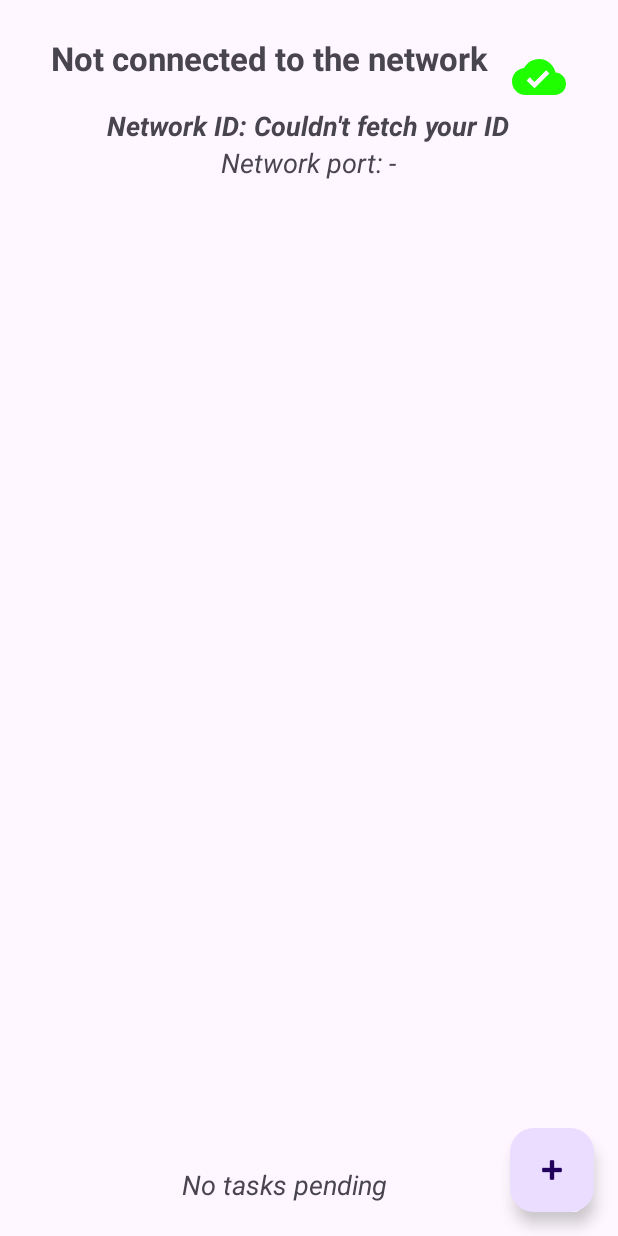
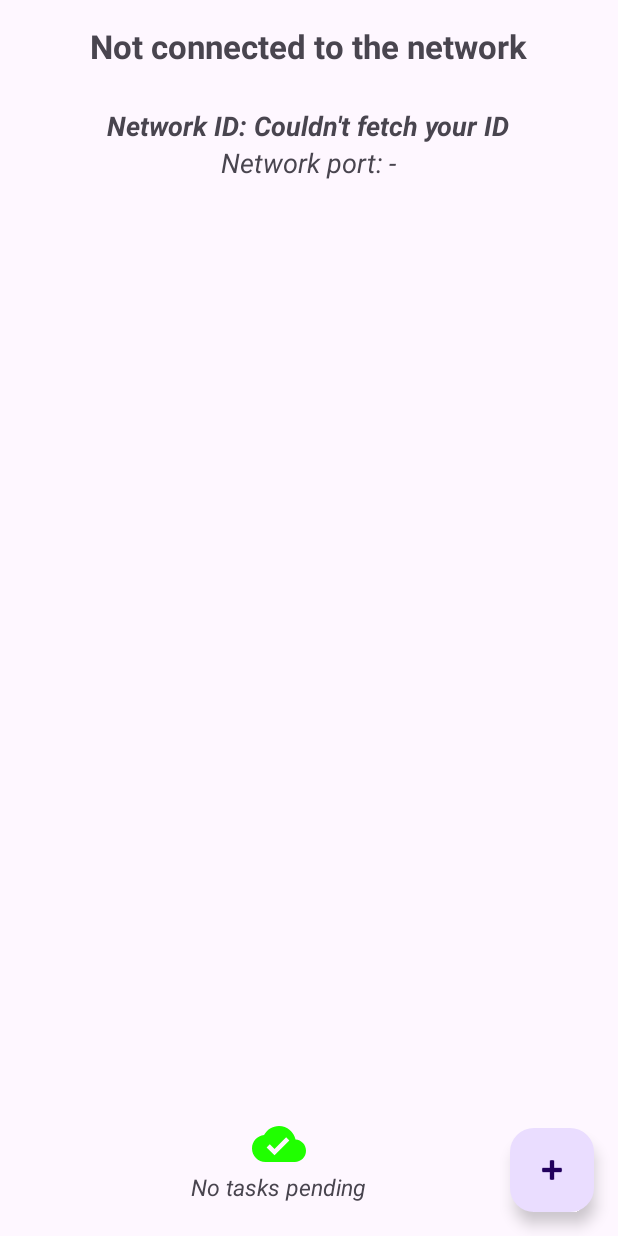
Before and after one commit to 4rius/APP_PSI, an Android app: the layout activity_main.xml on its own in the app's theme, with its tools: preview values and no code run, on a phone screen of 412 x 824 dp. Run offline under Robolectric (Android 15) with nearby library versions, the phone set to English and light mode, and no system bars.

Commit message:
tasks improved

```diff
--- a/app/src/main/res/layout/activity_main.xml
+++ b/app/src/main/res/layout/activity_main.xml
@@ -22,11 +22,6 @@
             app:layout_behavior="com.google.android.material.appbar.AppBarLayout$ScrollingViewBehavior">
 
 
-        <LinearLayout
-            android:layout_width="match_parent"
-            android:layout_height="wrap_content"
-            android:orientation="horizontal"
-            android:gravity="center">
             <!-- Contenido principal, incluyendo el RecyclerView -->
             <TextView
                 android:id="@+id/textViewNetworkStatus"
@@ -37,17 +32,6 @@
                 android:textStyle="bold"
                 android:layout_marginTop="16dp"
                 android:importantForAccessibility="no" />
-
-                <ImageView
-                    android:id="@+id/imageViewExecutorsStatus"
-                    android:layout_width="wrap_content"
-                    android:layout_height="wrap_content"
-                    android:src="@drawable/baseline_cloud_done_36"
-                    android:layout_marginTop="16dp"
-                    android:layout_marginStart="16dp"
-                    android:contentDescription="@string/ops_runnign_in_the_background" />
-
-        </LinearLayout>
 
             <!-- Subtítulo con el id y el puerto -->
             <TextView
@@ -84,14 +68,22 @@
                 android:scrollbarStyle="outsideOverlay"
                 android:importantForAccessibility="no" />
 
+            <ImageView
+                android:id="@+id/imageViewExecutorsStatus"
+                android:layout_width="wrap_content"
+                android:layout_height="wrap_content"
+                android:src="@drawable/baseline_cloud_done_36"
+                android:layout_marginEnd="20dp"
+                android:contentDescription="@string/ops_runnign_in_the_background" />
+
             <TextView
                 android:id="@+id/textViewTasksDone"
                 android:layout_width="wrap_content"
                 android:layout_height="wrap_content"
                 android:text="@string/all_tasks_string"
-                android:textSize="18sp"
+                android:textSize="15sp"
                 android:layout_marginBottom="22dp"
-                android:layout_marginEnd="16dp"
+                android:layout_marginEnd="20dp"
                 android:textStyle="italic"
                 android:importantForAccessibility="no" />
 
```
Lines whose indentation alone changed are shown as unchanged.
